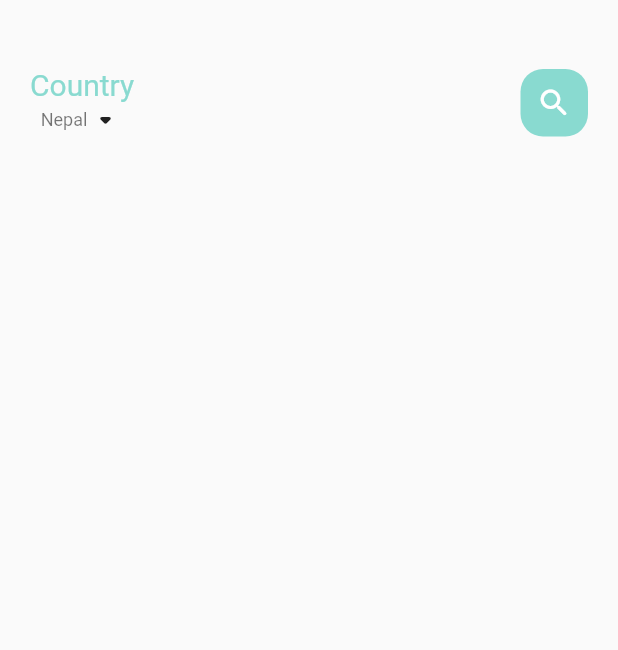
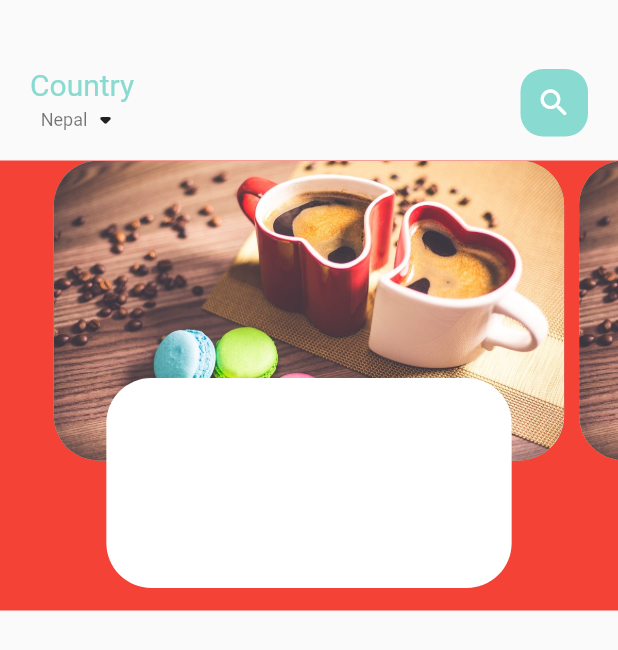
Before and after one commit to AlikoGrace/food_delivery_project, a Flutter app: the screen it shows after launch, on a phone screen of 412 x 824 dp. Shown: the top 650 px of the screen. Run offline on Flutter 3.47's test engine with Material 2 defaults, Android fonts, the phone set to English and light mode, and no system bars.

Commit message:
made use of stack and pagecontroller widgets

```diff
--- a/lib/home/food_page_body.dart
+++ b/lib/home/food_page_body.dart
@@ -8,10 +8,51 @@ class FoodPageBody extends StatefulWidget {
 }
 
 class _FoodPageBodyState extends State<FoodPageBody> {
+  PageController pageController = PageController(viewportFraction: 0.85);
+  //the default is 1. this ensures not only one widget covers the whole
+  //screen in the builder
   @override
   Widget build(BuildContext context) {
     return Container(
-      child: PageView.builder(itemBuilder: (context, position) {}),
+      color: Colors.red,
+      //container should always have a height
+      height: 300,
+      child: PageView.builder(
+          controller: pageController,
+          itemCount: 5,
+          itemBuilder: (context, position) {
+            return _buildPageItem(position);
+          }),
+    );
+  }
+
+  Widget _buildPageItem(int index) {
+    return Stack(
+      children: [
+        Container(
+          margin: EdgeInsets.only(left: 5, right: 5),
+          height: 200,
+          decoration: BoxDecoration(
+            color: index.isEven ? Color(0xFF89dad0) : Color(0xFFffd28d),
+            borderRadius: BorderRadius.circular(30),
+            image: DecorationImage(
+              fit: BoxFit.cover,
+              image: AssetImage('assets/pictures/pic1.jpg'),
+            ),
+          ),
+        ),
+        Align(
+          alignment: Alignment.bottomCenter,
+          child: Container(
+            margin: EdgeInsets.only(left: 40, right: 40, bottom: 15),
+            height: 140,
+            decoration: BoxDecoration(
+              color: Colors.white,
+              borderRadius: BorderRadius.circular(30),
+            ),
+          ),
+        ),
+      ],
     );
   }
 }
--- a/lib/home/main_home_page.dart
+++ b/lib/home/main_home_page.dart
@@ -2,6 +2,7 @@ import 'package:flutter/material.dart';
 import 'package:food_delivery_project/app_styles.dart';
 import 'package:food_delivery_project/widgets/big_text.dart';
 import 'package:food_delivery_project/widgets/small_text.dart';
+import 'food_page_body.dart';
 
 class MainHomePage extends StatefulWidget {
   const MainHomePage({Key? key}) : super(key: key);
@@ -54,7 +55,8 @@ class _MainHomePageState extends State<MainHomePage> {
                 )
               ],
             ),
-          )
+          ),
+          FoodPageBody()
         ],
       ),
     );
--- a/pubspec.yaml
+++ b/pubspec.yaml
@@ -59,8 +59,8 @@ flutter:
   uses-material-design: true
 
   # To add assets to your application, add an assets section, like this:
-  # assets:
-  #   - images/a_dot_burr.jpeg
+  assets:
+    - assets/pictures/
   #   - images/a_dot_ham.jpeg
 
   # An image asset can refer to one or more resolution-specific "variants", see
```
Also changed, not shown: assets/pictures/pic1.jpg (added).
